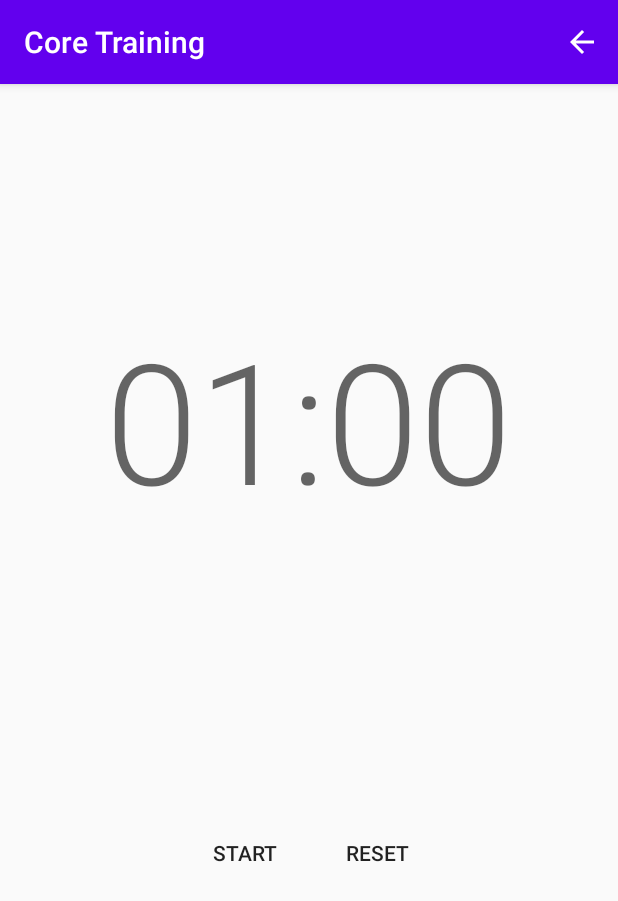
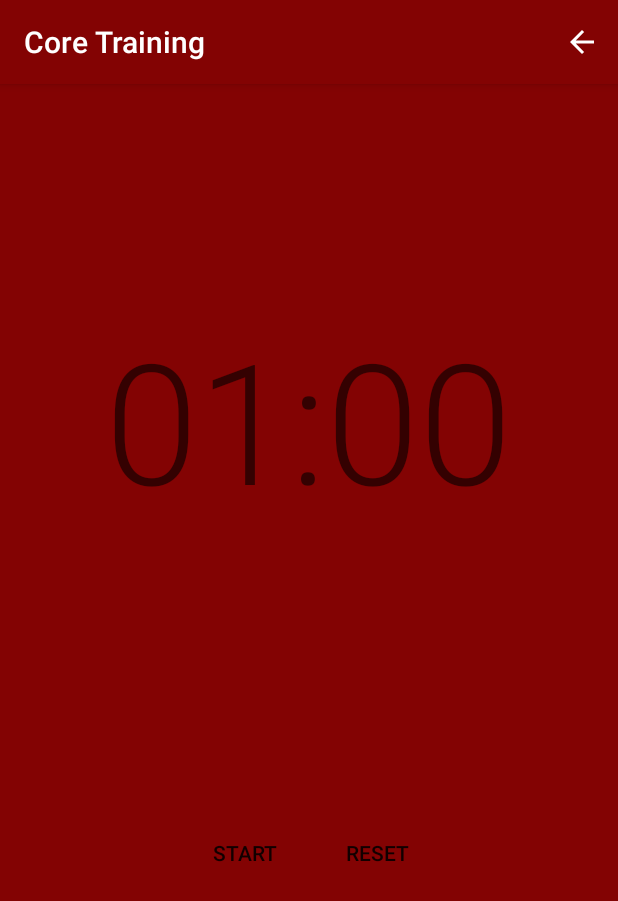
Before and after one commit to WillVialaneix/CoreTraining, an Android app: the screen it shows after launch (Chronometer), after a tap on "START", on a phone screen of 412 x 824 dp. Shown: the top 901 px of the screen. Run offline under Robolectric (Android 15) with nearby library versions, the phone set to English and light mode, and no system bars.

Commit message:
Change background color

```diff
--- a/app/src/main/java/com/example/coretraining/Chronometer.kt
+++ b/app/src/main/java/com/example/coretraining/Chronometer.kt
@@ -1,6 +1,8 @@
 package com.example.coretraining
 
+import android.app.Activity
 import android.content.Intent
+import android.graphics.Color
 import android.media.AudioManager
 import android.media.ToneGenerator
 import android.media.ToneGenerator.*
@@ -9,6 +11,8 @@ import android.os.Bundle
 import android.os.CountDownTimer
 import android.view.Menu
 import android.view.MenuItem
+import android.view.View
+import androidx.constraintlayout.widget.ConstraintLayout
 import kotlinx.android.synthetic.main.activity_chronometer.*
 
 class Chronometer : AppCompatActivity() {
@@ -21,6 +25,8 @@ class Chronometer : AppCompatActivity() {
     override fun onCreate(savedInstanceState: Bundle?) {
         super.onCreate(savedInstanceState)
         setContentView(R.layout.activity_chronometer)
+        val layout = findViewById<ConstraintLayout>(R.id.full_chronometer)
+        layout?.background = resources.getDrawable(R.color.colorReset, resources.newTheme())
 
         startButton?.setOnClickListener {
             if (countdownRunning) {
@@ -57,6 +63,8 @@ class Chronometer : AppCompatActivity() {
 
     private fun startTimer() {
         toneGen1.startTone(TONE_CDMA_PIP, 150)
+        val layout = findViewById<ConstraintLayout>(R.id.full_chronometer)
+        layout?.background = resources.getDrawable(R.color.colorStart, resources.newTheme())
         countDownTimer = object : CountDownTimer(mTimeLeftInMillis, 1000) {
             override fun onTick(millisUntilFinished: Long) {
                 mTimeLeftInMillis = millisUntilFinished
@@ -77,10 +85,14 @@ class Chronometer : AppCompatActivity() {
     private fun pauseTimer() {
         countDownTimer.cancel()
         countdownRunning = false
+        val layout = findViewById<ConstraintLayout>(R.id.full_chronometer)
+        layout?.background = resources.getDrawable(R.color.colorPause, resources.newTheme())
     }
     private fun resetTimer() {
         mTimeLeftInMillis = startTimeMs
         updateCountDownText()
+        val layout = findViewById<ConstraintLayout>(R.id.full_chronometer)
+        layout?.background = resources.getDrawable(R.color.colorReset, resources.newTheme())
     }
     private fun updateCountDownText() {
         val minutes = (mTimeLeftInMillis / 1000).toInt() / 60
--- /dev/null
+++ b/app/src/main/java/com/example/coretraining/Step.kt
@@ -0,0 +1,6 @@
+package com.example.coretraining
+
+// Basic unit, like "bicycle crunch for 45 seconds"
+class Step {
+
+}
--- a/app/src/main/java/com/example/coretraining/Workout.kt
+++ b/app/src/main/java/com/example/coretraining/Workout.kt
@@ -2,4 +2,6 @@ package com.example.coretraining
 
 object Workout {
     var lengthSeconds: Int = 60
+    var nSets: Int = 1
+    var restLengthSeconds: Int = 30
 }
--- a/app/src/main/res/layout/activity_chronometer.xml
+++ b/app/src/main/res/layout/activity_chronometer.xml
@@ -2,8 +2,10 @@
 <androidx.constraintlayout.widget.ConstraintLayout xmlns:android="http://schemas.android.com/apk/res/android"
     xmlns:app="http://schemas.android.com/apk/res-auto"
     xmlns:tools="http://schemas.android.com/tools"
+    android:id="@+id/full_chronometer"
     android:layout_width="match_parent"
     android:layout_height="match_parent"
+    android:background="#8E1111"
     tools:context=".Chronometer">
 
     <TextView
@@ -34,17 +36,17 @@
 
         <Button
             android:id="@+id/startButton"
+            style="?android:attr/borderlessButtonStyle"
             android:layout_width="wrap_content"
             android:layout_height="wrap_content"
-            android:text="@string/start"
-            style="?android:attr/borderlessButtonStyle"/>
+            android:text="@string/start" />
 
         <Button
             android:id="@+id/resetButton"
+            style="?android:attr/borderlessButtonStyle"
             android:layout_width="wrap_content"
             android:layout_height="wrap_content"
-            android:text="@string/reset"
-            style="?android:attr/borderlessButtonStyle"/>
+            android:text="@string/reset" />
 
     </LinearLayout>
 
--- a/app/src/main/res/values/colors.xml
+++ b/app/src/main/res/values/colors.xml
@@ -1,6 +1,9 @@
 <?xml version="1.0" encoding="utf-8"?>
 <resources>
-    <color name="colorPrimary">#6200EE</color>
-    <color name="colorPrimaryDark">#3700B3</color>
-    <color name="colorAccent">#03DAC5</color>
+    <color name="colorPrimary">#830303</color>
+    <color name="colorPrimaryDark">#570101</color>
+    <color name="colorAccent">#FF9800</color>
+    <color name="colorStart">#3D780A</color>
+    <color name="colorPause">#4FE8CE</color>
+    <color name="colorReset">#830303</color>
 </resources>
```
Also changed, not shown: app/src/main/java/com/example/coretraining/Set.kt (added, +9 -0 lines).
